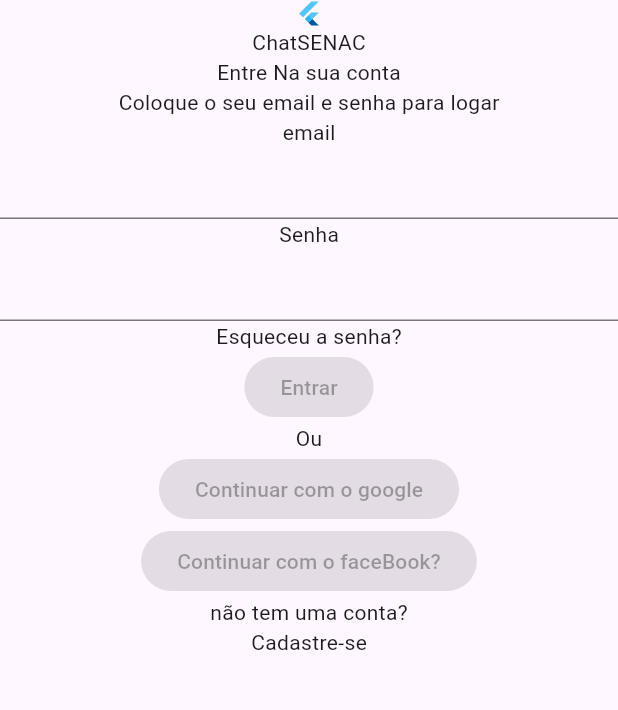
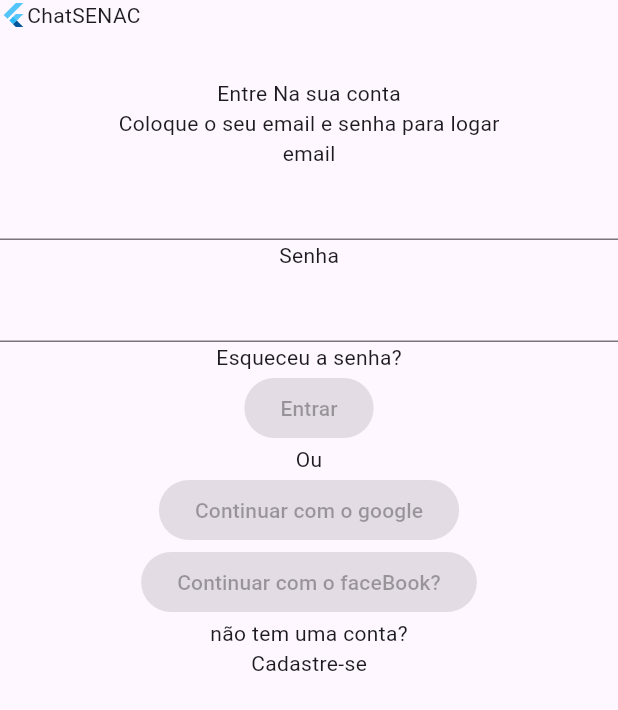
Before and after one commit to Spikee0/Chat-SENAC, a Flutter app: the screen it shows after launch, on a phone screen of 412 x 824 dp. Shown: the top 710 px of the screen. Run offline on Flutter 3.47's test engine with Material 3 defaults, Android fonts, the phone set to English and light mode, and no system bars.

Commit message:
terceiro commit(incompleto)

```diff
--- a/lib/main.dart
+++ b/lib/main.dart
@@ -3,25 +3,22 @@ import 'package:flutter/material.dart';
 void main() {
   runApp(MyApp());
 }
+
 class MyApp extends StatelessWidget {
- @override
+  @override
   Widget build(BuildContext context) {
-   return MaterialApp(
-     home: Scaffold(
-       body: Login(
+    return MaterialApp(home: Scaffold(body: Login()));
+  }
+}
 
-       ),
-     ),
-   );
- }
-}
-class Login extends StatelessWidget{
+class Login extends StatelessWidget {
   @override
-  Widget build(BuildContext context){
+  Widget build(BuildContext context) {
     return Column(
       children: [
-        FlutterLogo(size: 18,),
-        Text('ChatSENAC'),
+        Row(children: [FlutterLogo(size: 18), Text('ChatSENAC')]),
+        SizedBox(height: 32),
+
         Text("Entre Na sua conta"),
         Text("Coloque o seu email e senha para logar"),
         Text("email"),
@@ -32,7 +29,10 @@ class Login extends StatelessWidget{
         ElevatedButton(onPressed: null, child: Text("Entrar")),
         Text("Ou"),
         ElevatedButton(onPressed: null, child: Text("Continuar com o google")),
-        ElevatedButton(onPressed: null, child: Text("Continuar com o faceBook?")),
+        ElevatedButton(
+          onPressed: null,
+          child: Text("Continuar com o faceBook?"),
+        ),
         Text("não tem uma conta?"),
         InkWell(child: Text("Cadastre-se")),
       ],
```
Also changed, not shown: pubspec.yaml (+6 -1 lines), assets/fontes/inter-Regular.ttf (added), assets/fontes/inter-italic.ttf (added).
